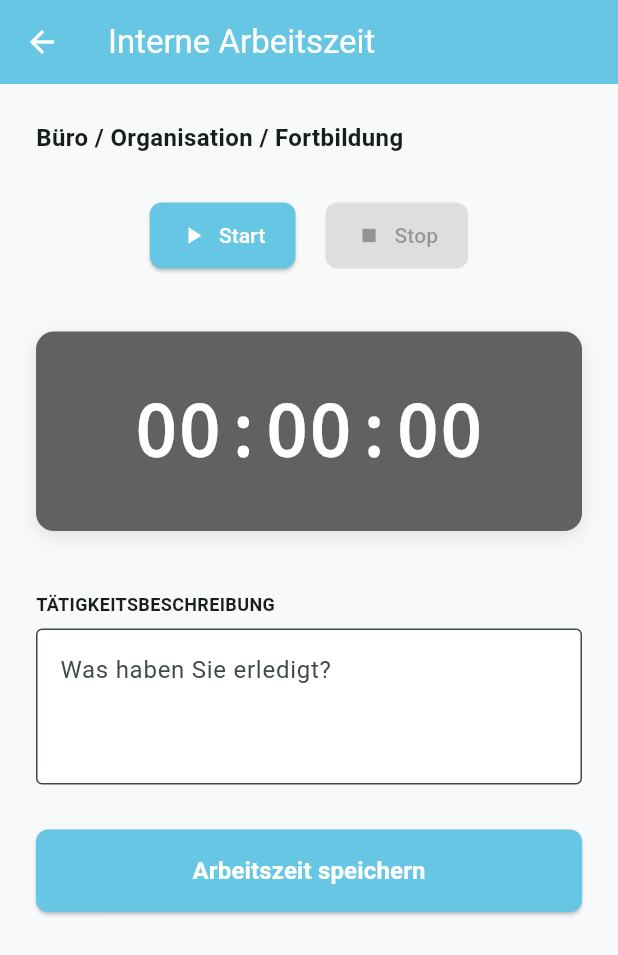
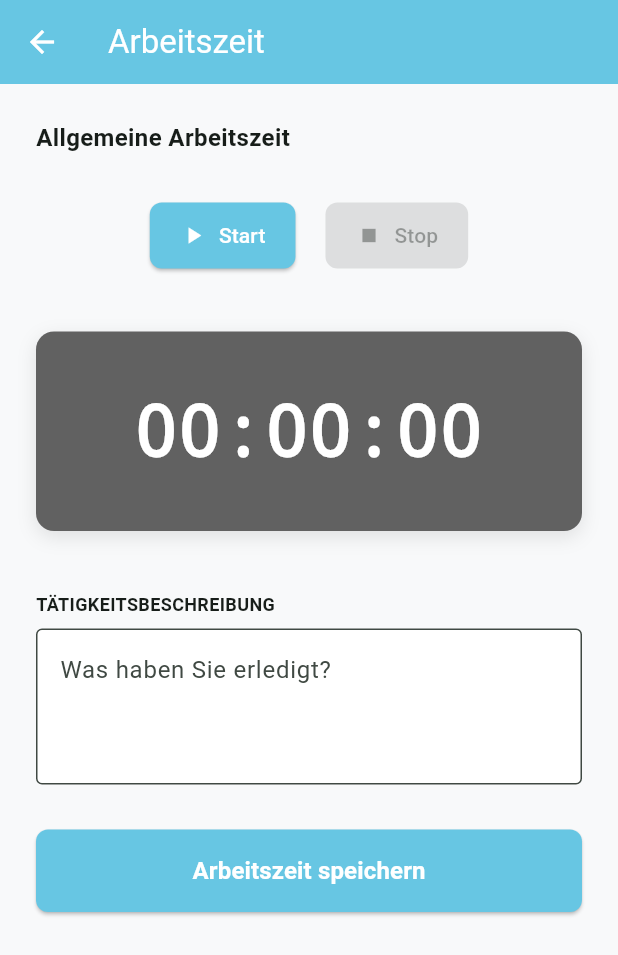
Before and after one commit to Fr3ak88/signsync_mobile, a Flutter app: the InternalWorkPage screen opened directly, on a phone screen of 412 x 824 dp. Shown: the top 955 px of the screen. Run offline on Flutter 3.47's test engine with Material 3 defaults, Android fonts, the phone set to English and light mode, and no system bars; our stand-ins replace dio, flutter_secure_storage; accounts and stored records are empty.

Commit message:
arbeitszeitwerfassung

```diff
--- a/lib/pages/internal_work_page.dart
+++ b/lib/pages/internal_work_page.dart
@@ -64,7 +64,7 @@ class _InternalWorkPageState extends State<InternalWorkPage> {
     return Scaffold(
       backgroundColor: const Color(0xFFF8F9FA),
       appBar: AppBar(
-        title: const Text('Interne Arbeitszeit'),
+        title: const Text('Arbeitszeit'),
         backgroundColor: const Color(0xFF67C6E3),
         foregroundColor: Colors.white,
       ),
@@ -74,7 +74,7 @@ class _InternalWorkPageState extends State<InternalWorkPage> {
           crossAxisAlignment: CrossAxisAlignment.start,
           children: [
             const Text(
-              'Büro / Organisation / Fortbildung',
+              'Allgemeine Arbeitszeit',
               style: TextStyle(fontWeight: FontWeight.bold, fontSize: 16),
             ),
             const SizedBox(height: 30),
```
Also changed, not shown: lib/services/api_service.dart (+7 -2 lines).
